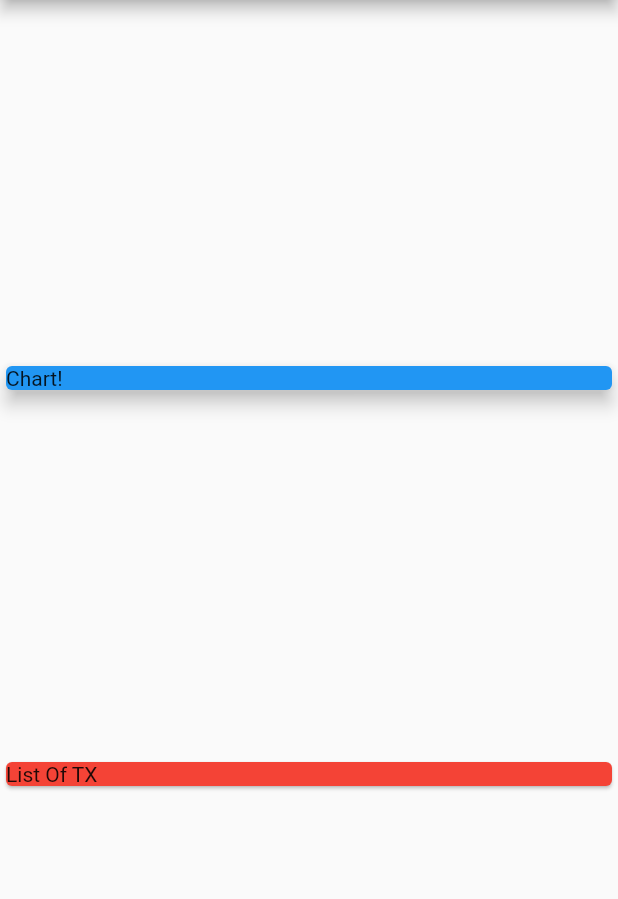
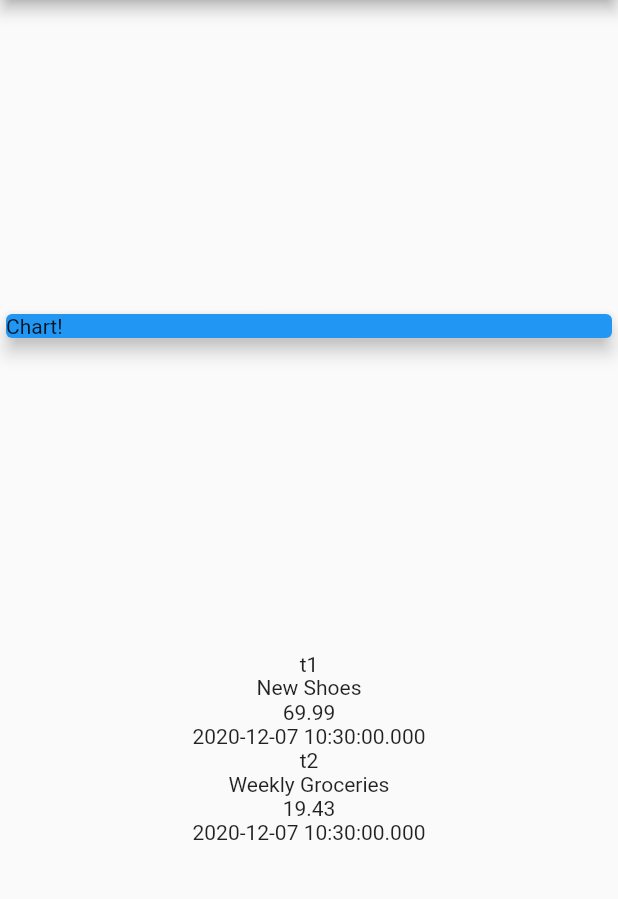
Before and after one commit to FadyFawzyOfficial/personal_expense, a Flutter app: the screen it shows after launch, on a phone screen of 412 x 824 dp, the part 84-983 px from its top. Run offline on Flutter 3.47's test engine with Material 2 defaults, Android fonts, the phone set to English and light mode, and no system bars.

Commit message:
04. Mapping Data into Widgets

```diff
--- a/lib/main.dart
+++ b/lib/main.dart
@@ -48,9 +48,21 @@ class MyHomePage extends StatelessWidget {
               elevation: 5,
             ),
           ),
-          Card(
-            child: Text('List Of TX'),
-            color: Colors.red,
+          Column(
+            children: [
+              ...transactions
+                  .map(
+                    (transaction) => Column(
+                      children: [
+                        Text(transaction.id),
+                        Text(transaction.title),
+                        Text(transaction.amount.toString()),
+                        Text(transaction.data.toString()),
+                      ],
+                    ),
+                  )
+                  .toList()
+            ],
           ),
         ],
       ),
```
